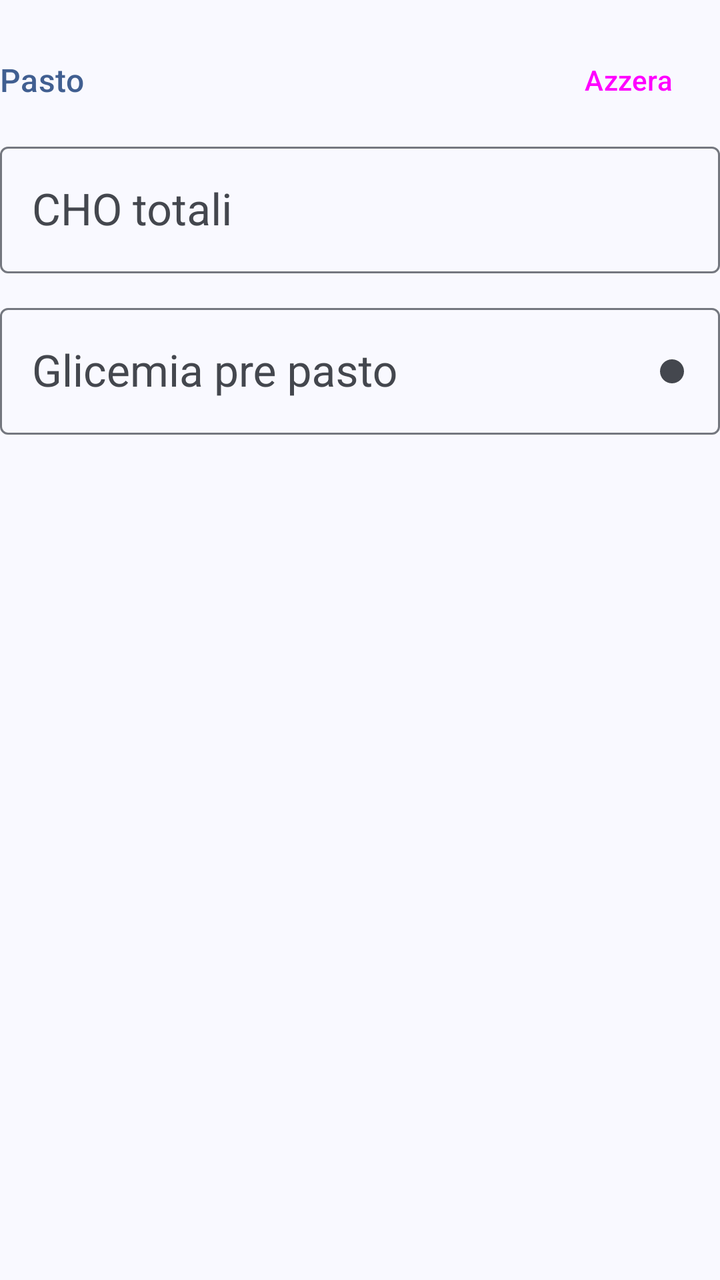
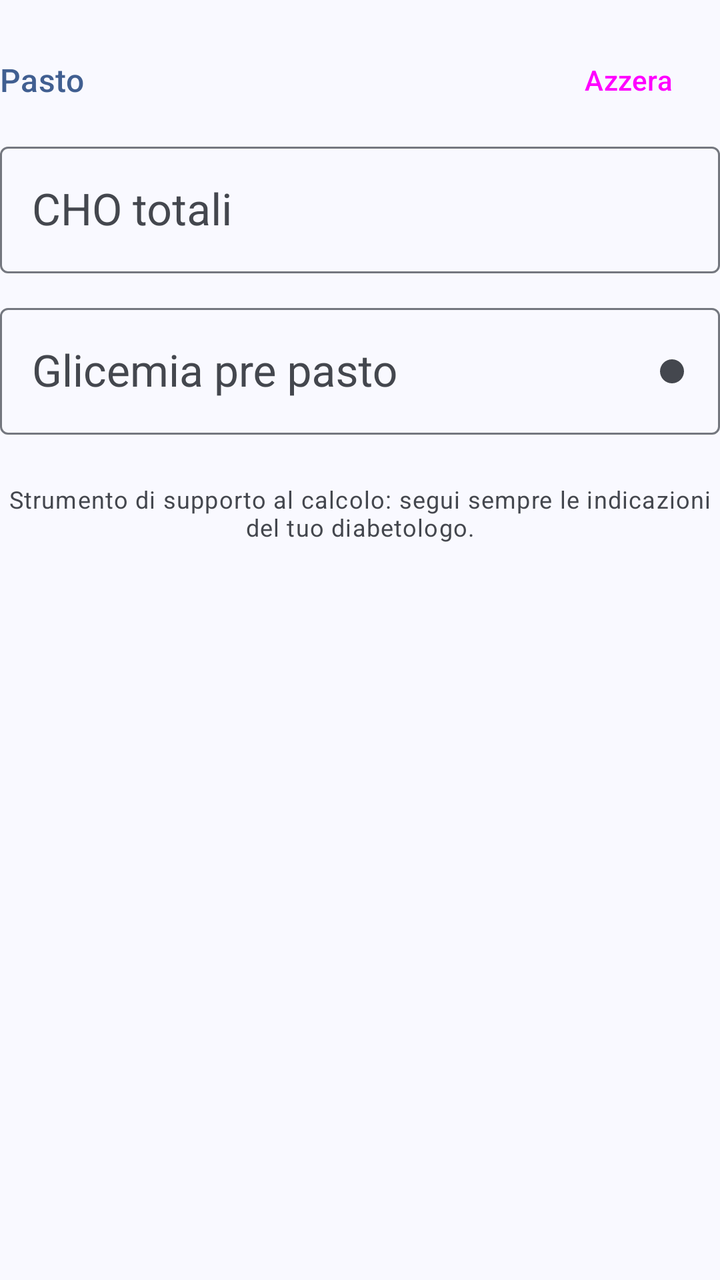

Compare the two renders of this Android layout. The source of the first and the diff that turns it into the second are given below.
<!-- AndroidManifest.xml: application theme Theme.CalcoloInsulina -->
<!-- res/layout/parte_input.xml -->
<?xml version="1.0" encoding="utf-8"?>
<LinearLayout xmlns:android="http://schemas.android.com/apk/res/android"
    xmlns:app="http://schemas.android.com/apk/res-auto"
    android:layout_width="match_parent"
    android:layout_height="wrap_content"
    android:orientation="vertical"
    android:paddingTop="16dp">

    <LinearLayout
        android:layout_width="match_parent"
        android:layout_height="wrap_content"
        android:gravity="center_vertical"
        android:orientation="horizontal">

        <TextView
            style="@style/TitoloSezione"
            android:layout_width="0dp"
            android:layout_weight="1"
            android:text="@string/pasto" />

        <Button
            android:id="@+id/btn_azzera"
            style="@style/Widget.Material3.Button.TextButton.Icon"
            android:layout_width="wrap_content"
            android:layout_height="wrap_content"
            android:text="@string/azzera"
            app:icon="@drawable/ic_azzera" />
    </LinearLayout>

    <com.google.android.material.textfield.TextInputLayout
        android:id="@+id/campo_cho"
        style="@style/Campo"
        android:layout_marginTop="4dp"
        android:hint="@string/cho_totali"
        app:suffixText="@string/unit_g">

        <com.google.android.material.textfield.TextInputEditText
            android:id="@+id/in_cho"
            style="@style/CampoInput" />
    </com.google.android.material.textfield.TextInputLayout>

    <com.google.android.material.textfield.TextInputLayout
        android:id="@+id/campo_glicemia"
        style="@style/Campo"
        android:hint="@string/glicemia_pre"
        app:endIconDrawable="@drawable/ic_pallino"
        app:endIconMode="custom"
        app:suffixText="@string/unit_mgdl">

        <com.google.android.material.textfield.TextInputEditText
            android:id="@+id/in_glicemia"
            style="@style/CampoInput"
            android:digits="0123456789"
            android:imeOptions="actionDone|flagNoExtractUi"
            android:inputType="number"
            android:maxLength="3" />
    </com.google.android.material.textfield.TextInputLayout>
</LinearLayout>
<!-- resources referenced by this layout -->
<resources>
  <!-- drawable ic_azzera (drawable) -->
  <?xml version="1.0" encoding="utf-8"?>
  <vector xmlns:android="http://schemas.android.com/apk/res/android"
      android:width="24dp" android:height="24dp"
      android:viewportWidth="24" android:viewportHeight="24"
      android:tint="?attr/colorControlNormal"
      android:autoMirrored="false">
      <path android:fillColor="@android:color/white" android:pathData="M17.65,6.35C16.2,4.9 14.21,4 12,4c-4.42,0 -7.99,3.58 -7.99,8s3.57,8 7.99,8c3.73,0 6.84,-2.55 7.73,-6h-2.08c-0.82,2.33 -3.04,4 -5.65,4 -3.31,0 -6,-2.69 -6,-6s2.69,-6 6,-6c1.66,0 3.14,0.69 4.22,1.78L13,11h7V4l-2.35,2.35z" />
  </vector>
  <!-- drawable ic_pallino (drawable) -->
  <?xml version="1.0" encoding="utf-8"?>
  <vector xmlns:android="http://schemas.android.com/apk/res/android"
      android:width="24dp" android:height="24dp"
      android:viewportWidth="24" android:viewportHeight="24">
      <path android:fillColor="#FFFFFFFF" android:pathData="M12,6a6,6 0,1 1,0,12a6,6 0,1 1,0,-12z" />
  </vector>
  <string name="azzera">Azzera</string>
  <string name="cho_totali">CHO totali</string>
  <string name="glicemia_pre">Glicemia pre pasto</string>
  <string name="pasto">Pasto</string>
  <string name="unit_g">g</string>
  <string name="unit_mgdl">mg/dL</string>
  <style name="Campo" parent="Widget.Material3.TextInputLayout.OutlinedBox">
          <item name="android:layout_width">match_parent</item>
          <item name="android:layout_height">wrap_content</item>
          <item name="android:layout_marginTop">@dimen/spazio_campi</item>
      </style>
  <style name="TitoloSezione">
          <item name="android:layout_width">wrap_content</item>
          <item name="android:layout_height">wrap_content</item>
          <item name="android:textAppearance">?attr/textAppearanceTitleMedium</item>
          <item name="android:textColor">?attr/colorPrimary</item>
      </style>
  <dimen name="spazio_campi">12dp</dimen>
  <color name="md_primary">#FF415F91</color>
  <color name="md_on_primary">#FFFFFFFF</color>
  <color name="md_primary_container">#FFD6E3FF</color>
  <color name="md_on_primary_container">#FF001B3E</color>
  <color name="md_secondary">#FF565F71</color>
  <color name="md_on_secondary">#FFFFFFFF</color>
  <color name="md_secondary_container">#FFDAE2F9</color>
  <color name="md_on_secondary_container">#FF131C2B</color>
  <color name="md_tertiary">#FF705575</color>
  <color name="md_on_tertiary">#FFFFFFFF</color>
  <color name="md_tertiary_container">#FFFAD8FD</color>
  <color name="md_on_tertiary_container">#FF28132E</color>
  <color name="md_error">#FFBA1A1A</color>
  <color name="md_on_error">#FFFFFFFF</color>
  <color name="md_error_container">#FFFFDAD6</color>
  <color name="md_on_error_container">#FF410002</color>
  <color name="md_background">#FFF9F9FF</color>
  <color name="md_on_background">#FF191C20</color>
  <color name="md_surface">#FFF9F9FF</color>
  <color name="md_on_surface">#FF191C20</color>
  <color name="md_surface_variant">#FFE0E2EC</color>
  <color name="md_on_surface_variant">#FF44474E</color>
  <color name="md_outline">#FF74777F</color>
  <color name="md_outline_variant">#FFC4C6D0</color>
  <color name="md_inverse_surface">#FF2E3036</color>
  <color name="md_inverse_on_surface">#FFF0F0F7</color>
  <color name="md_inverse_primary">#FFAAC7FF</color>
  <color name="md_surface_dim">#FFD9D9E0</color>
  <color name="md_surface_bright">#FFF9F9FF</color>
  <color name="md_surface_container_lowest">#FFFFFFFF</color>
  <color name="md_surface_container_low">#FFF3F3FA</color>
  <color name="md_surface_container">#FFEDEDF4</color>
  <color name="md_surface_container_high">#FFE7E8EE</color>
  <color name="md_surface_container_highest">#FFE2E2E9</color>
  <!-- unchanged entries left out for length: 2 -->
</resources>

<!-- the commit's change to res/layout/parte_input.xml (unified diff, before → after) -->
@@ -55,4 +55,13 @@
             android:inputType="number"
             android:maxLength="3" />
     </com.google.android.material.textfield.TextInputLayout>
+
+    <TextView
+        android:layout_width="match_parent"
+        android:layout_height="wrap_content"
+        android:layout_marginTop="24dp"
+        android:gravity="center"
+        android:text="@string/avviso_diabetologo"
+        android:textAppearance="?attr/textAppearanceBodySmall"
+        android:textColor="?attr/colorOnSurfaceVariant" />
 </LinearLayout>
<!-- resource entries referenced after the edit -->
@@ -16,6 +16,7 @@
       android:viewportWidth="24" android:viewportHeight="24">
       <path android:fillColor="#FFFFFFFF" android:pathData="M12,6a6,6 0,1 1,0,12a6,6 0,1 1,0,-12z" />
   </vector>
+  <string name="avviso_diabetologo">Strumento di supporto al calcolo: segui sempre le indicazioni del tuo diabetologo.</string>
   <string name="azzera">Azzera</string>
   <string name="cho_totali">CHO totali</string>
   <string name="glicemia_pre">Glicemia pre pasto</string>
